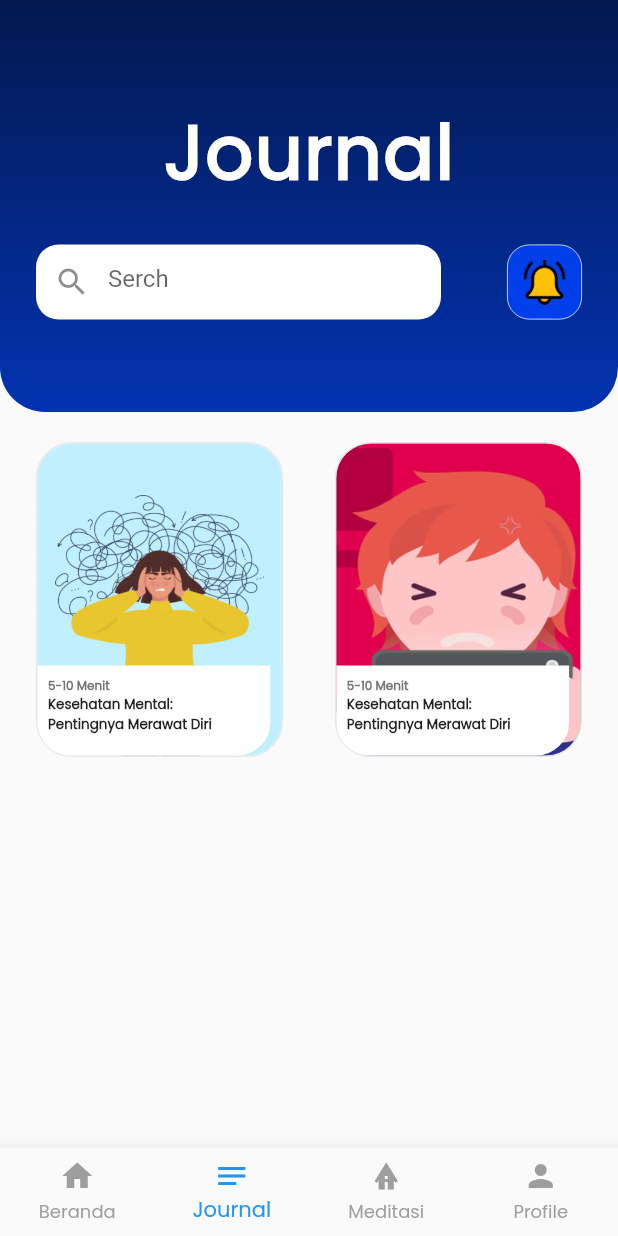
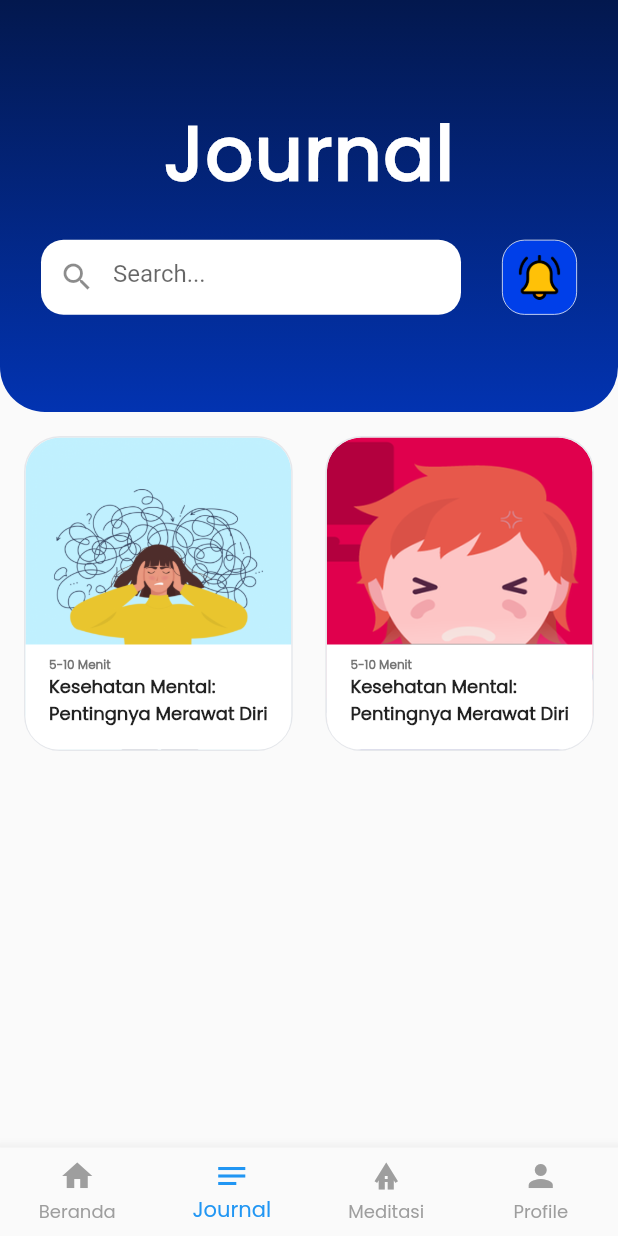
Before and after one commit to bangfikk/FitLife, a Flutter app: the MainBottom screen opened by its route, item 2 of the bottom bar chosen, on a phone screen of 412 x 824 dp. Run offline on Flutter 3.47's test engine with Material 2 defaults, Android fonts, the phone set to English and light mode, and no system bars; our stand-ins replace firebase_auth, firebase_core; accounts and stored records are empty.

Commit message:
fix overflow

```diff
--- a/lib/Journal.dart
+++ b/lib/Journal.dart
@@ -32,15 +32,11 @@ class _JournalState extends State<Journal> {
                     ),
                   ),
                 ),
-                child: Container(
-                  padding: const EdgeInsets.symmetric(horizontal: 24, vertical: 64),
                 child: Column(
-                    mainAxisAlignment: MainAxisAlignment.start,
-                    children: [
-                      const Row(
                   mainAxisAlignment: MainAxisAlignment.center,
                   children: [
-                          Text(
+                    const Center(
+                      child: Text(
                         'Journal',
                         style: TextStyle(
                             fontFamily: 'Poppins',
@@ -49,32 +45,27 @@ class _JournalState extends State<Journal> {
                             color: Colors.white,
                             letterSpacing: 1),
                       ),
-                        ],
                     ),
                     const SizedBox(
-                        height: 24,
+                      height: 20,
                     ),
-                      SizedBox(
-                        width: MediaQuery.of(context).size.width,
-                        child: Column(
-                          mainAxisAlignment: MainAxisAlignment.start,
-                          children: [
                     Row(
-                              mainAxisAlignment: MainAxisAlignment.spaceBetween,
+                      mainAxisAlignment: MainAxisAlignment.spaceEvenly,
+                      crossAxisAlignment: CrossAxisAlignment.center,
                       children: [
                         SizedBox(
-                                  width: 270,
+                          width: 280,
                           height: 50,
                           child: TextField(
                             decoration: InputDecoration(
                               filled: true,
                               fillColor: Colors.white,
                               border: OutlineInputBorder(
-                                            borderRadius:
-                                                BorderRadius.circular(15),
+                                  borderRadius: BorderRadius.circular(15),
                                   borderSide: BorderSide.none),
-                                        hintText: "Serch",
-                                        prefixIcon: const Icon(Icons.search)),
+                              hintText: "Search...",
+                              prefixIcon: const Icon(Icons.search),
+                            ),
                           ),
                         ),
                         Container(
@@ -88,10 +79,8 @@ class _JournalState extends State<Journal> {
                               borderRadius: BorderRadius.circular(15),
                             ),
                           ),
-                                  child: Row(
-                                    mainAxisAlignment: MainAxisAlignment.center,
-                                    children: [
-                                      Container(
+                          child: Center(
+                            child: Container(
                               width: 30,
                               height: 30,
                               decoration: const BoxDecoration(
@@ -99,98 +88,6 @@ class _JournalState extends State<Journal> {
                                       image: AssetImage(
                                           'assets/images/pengingat.png'),
                                       fit: BoxFit.fill)),
-                                      )
-                                    ],
-                                  ),
-                                )
-                              ],
-                            )
-                          ],
-                        ),
-                      )
-                    ],
-                  ),
-                ),
-              ),
-              Container(
-                padding: const EdgeInsets.symmetric(horizontal: 24, vertical: 20),
-                child: Column(
-                  children: [
-                    Row(
-                        mainAxisAlignment: MainAxisAlignment.spaceBetween,
-                        children: [
-                          Container(
-                            width: MediaQuery.of(context).size.width / 2.5,
-                            height: 210,
-                            decoration: ShapeDecoration(
-                                image: const DecorationImage(
-                                    image: AssetImage(
-                                        'assets/images/metalhealt.png'),
-                                    fit: BoxFit.cover),
-                                shape: RoundedRectangleBorder(
-                                    side: const BorderSide(
-                                        width: 1, color: Color(0xFFE5E7EB)),
-                                    borderRadius: BorderRadius.circular(24))),
-                            child: Column(
-                              mainAxisAlignment: MainAxisAlignment.end,
-                              children: [
-                                Row(
-                                  children: [
-                                    Container(
-                                      height: 60,
-                                      width: 155.2,
-                                      decoration: const BoxDecoration(
-                                        color: Colors.white,
-                                        borderRadius: BorderRadius.only(
-                                            bottomLeft: Radius.circular(22),
-                                            bottomRight: Radius.circular(22)),
-                                      ),
-                                      child: Container(
-                                        padding: const EdgeInsets.all(7),
-                                        child: const Column(
-                                          mainAxisAlignment:
-                                              MainAxisAlignment.start,
-                                          children: [
-                                            Row(
-                                              mainAxisAlignment:
-                                                  MainAxisAlignment.start,
-                                              children: [
-                                                Text.rich(TextSpan(children: [
-                                                  TextSpan(
-                                                      text: '5-10 Menit\n',
-                                                      style: TextStyle(
-                                                          color: Color(
-                                                              0xFF757575),
-                                                          fontFamily:
-                                                              'Poppins',
-                                                          fontSize: 8,
-                                                          fontWeight:
-                                                              FontWeight
-                                                                  .bold)),
-                                                  TextSpan(
-                                                      text:
-                                                          'Kesehatan Mental:\n',
-                                                      style: TextStyle(
-                                                          fontFamily:
-                                                              'Poppins',
-                                                          fontSize: 9,
-                                                          fontWeight:
-                                                              FontWeight
-                                                                  .bold)),
-                                                  TextSpan(
-                                                      text:
-                                                          'Pentingnya Merawat Diri',
-                                                      style: TextStyle(
-                                                          fontFamily:
-                                                              'Poppins',
-                                                          fontSize: 9,
-                                                          fontWeight:
-                                                              FontWeight
-                                                                  .bold)),
-                                                ]))
-                                              ],
-                                            ),
-                                          ],
                             ),
                           ),
                         )
@@ -200,87 +97,142 @@ class _JournalState extends State<Journal> {
                 ),
               ),
               Container(
-                            width: MediaQuery.of(context).size.width / 2.5,
+                padding:
+                    const EdgeInsets.symmetric(horizontal: 16, vertical: 16),
+                child: Row(
+                  mainAxisAlignment: MainAxisAlignment.spaceBetween,
+                  children: [
+                    Container(
+                      width: MediaQuery.of(context).size.width / 2.3,
                       height: 210,
                       decoration: ShapeDecoration(
-                                color: Colors.grey,
                         image: const DecorationImage(
-                                    image: AssetImage(
-                                        'assets/images/kecanduangame.png'),
+                            image: AssetImage('assets/images/metalhealt.png'),
                             fit: BoxFit.cover),
                         shape: RoundedRectangleBorder(
                           side: const BorderSide(
-                                        width: 1, color: Color(0xFFE5E7EB)),
-                                    borderRadius: BorderRadius.circular(24))),
+                            width: 1,
+                            color: Color(0xFFE5E7EB),
+                          ),
+                          borderRadius: BorderRadius.circular(24),
+                        ),
+                      ),
                       child: Column(
                         mainAxisAlignment: MainAxisAlignment.end,
                         children: [
-                                Row(
-                                  children: [
                           Container(
-                                      height: 60,
-                                      width: 155.2,
+                            height: 70,
+                            width: 180,
                             decoration: const BoxDecoration(
                               color: Colors.white,
                               borderRadius: BorderRadius.only(
                                 bottomLeft: Radius.circular(22),
-                                            bottomRight: Radius.circular(22)),
+                                bottomRight: Radius.circular(22),
+                              ),
                             ),
                             child: Container(
                               padding: const EdgeInsets.all(7),
                               child: const Column(
-                                          mainAxisAlignment:
-                                              MainAxisAlignment.start,
+                                mainAxisAlignment: MainAxisAlignment.start,
                                 children: [
-                                            Row(
-                                              mainAxisAlignment:
-                                                  MainAxisAlignment.start,
+                                  Text.rich(
+                                    TextSpan(
                                       children: [
-                                                Text.rich(TextSpan(children: [
                                         TextSpan(
                                             text: '5-10 Menit\n',
                                             style: TextStyle(
-                                                          color: Color(
-                                                              0xFF757575),
-                                                          fontFamily:
-                                                              'Poppins',
+                                                color: Color(0xFF757575),
+                                                fontFamily: 'Poppins',
                                                 fontSize: 8,
-                                                          fontWeight:
-                                                              FontWeight
-                                                                  .bold)),
+                                                fontWeight: FontWeight.bold)),
                                         TextSpan(
-                                                      text:
-                                                          'Kesehatan Mental:\n',
+                                            text: 'Kesehatan Mental:\n',
                                             style: TextStyle(
-                                                          fontFamily:
-                                                              'Poppins',
-                                                          fontSize: 9,
-                                                          fontWeight:
-                                                              FontWeight
-                                                                  .bold)),
+                                                fontFamily: 'Poppins',
+                                                fontSize: 12,
+                                                fontWeight: FontWeight.bold)),
                                         TextSpan(
-                                                      text:
-                                                          'Pentingnya Merawat Diri',
+                                            text: 'Pentingnya Merawat Diri',
                                             style: TextStyle(
-                                                          fontFamily:
-                                                              'Poppins',
-                                                          fontSize: 9,
-                                                          fontWeight:
-                                                              FontWeight
-                                                                  .bold)),
-                                                ]))
+                                                fontFamily: 'Poppins',
+                                                fontSize: 12,
+                                                fontWeight: FontWeight.bold)),
                                       ],
+                                    ),
                                   ),
                                 ],
                               ),
                             ),
                           )
                         ],
+                      ),
+                    ),
+                    Container(
+                      width: MediaQuery.of(context).size.width / 2.3,
+                      height: 210,
+                      decoration: ShapeDecoration(
+                        image: const DecorationImage(
+                            image:
+                                AssetImage('assets/images/kecanduangame.png'),
+                            fit: BoxFit.cover),
+                        shape: RoundedRectangleBorder(
+                          side: const BorderSide(
+                            width: 1,
+                            color: Color(0xFFE5E7EB),
+                          ),
+                          borderRadius: BorderRadius.circular(24),
+                        ),
+                      ),
+                      child: Column(
+                        mainAxisAlignment: MainAxisAlignment.end,
+                        children: [
+                          Container(
+                            height: 70,
+                            width: 180,
+                            decoration: const BoxDecoration(
+                              color: Colors.white,
+                              borderRadius: BorderRadius.only(
+                                bottomLeft: Radius.circular(22),
+                                bottomRight: Radius.circular(22),
+                              ),
+                            ),
+                            child: Container(
+                              padding: const EdgeInsets.all(7),
+                              child: const Column(
+                                mainAxisAlignment: MainAxisAlignment.start,
+                                children: [
+                                  Text.rich(
+                                    TextSpan(
+                                      children: [
+                                        TextSpan(
+                                            text: '5-10 Menit\n',
+                                            style: TextStyle(
+                                                color: Color(0xFF757575),
+                                                fontFamily: 'Poppins',
+                                                fontSize: 8,
+                                                fontWeight: FontWeight.bold)),
+                                        TextSpan(
+                                            text: 'Kesehatan Mental:\n',
+                                            style: TextStyle(
+                                                fontFamily: 'Poppins',
+                                                fontSize: 12,
+                                                fontWeight: FontWeight.bold)),
+                                        TextSpan(
+                                            text: 'Pentingnya Merawat Diri',
+                                            style: TextStyle(
+                                                fontFamily: 'Poppins',
+                                                fontSize: 12,
+                                                fontWeight: FontWeight.bold)),
+                                      ],
+                                    ),
+                                  ),
+                                ],
+                              ),
+                            ),
                           )
                         ],
                       ),
                     ),
-                        ])
                   ],
                 ),
               ),
```
Lines whose indentation alone changed are shown as unchanged.
